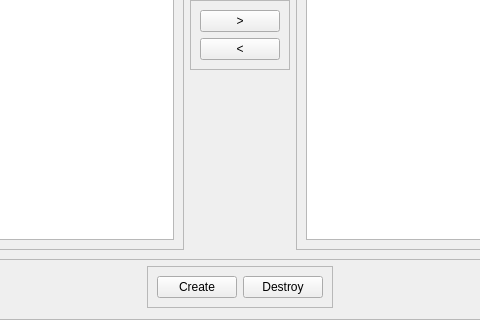
LibreCAD/LibreCAD, file librecad/src/ui/generic/widgetcreator.ui: the form before one commit; both pictures show x 102 to 582 and y 202 to 522 of the 684 by 522 pixel window.
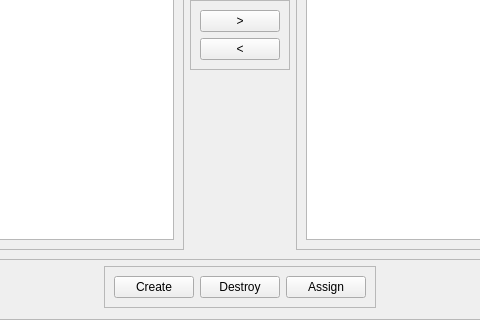
The form after the commit. Custom widgets are drawn as their Qt base class.

Commit message:
added Assign button to the Menu Creator; #631
This allows for removing assignment without destroying the action list
(menu).

```diff
--- a/librecad/src/ui/generic/widgetcreator.ui
+++ b/librecad/src/ui/generic/widgetcreator.ui
@@ -210,6 +210,13 @@
         </property>
        </widget>
       </item>
+      <item>
+       <widget class="QPushButton" name="assign_button">
+        <property name="text">
+         <string>Assign</string>
+        </property>
+       </widget>
+      </item>
      </layout>
     </widget>
    </item>
```
Left out of the diff: 2 changed lines with no effect on the pictures. The commit also changes 6 other files.
